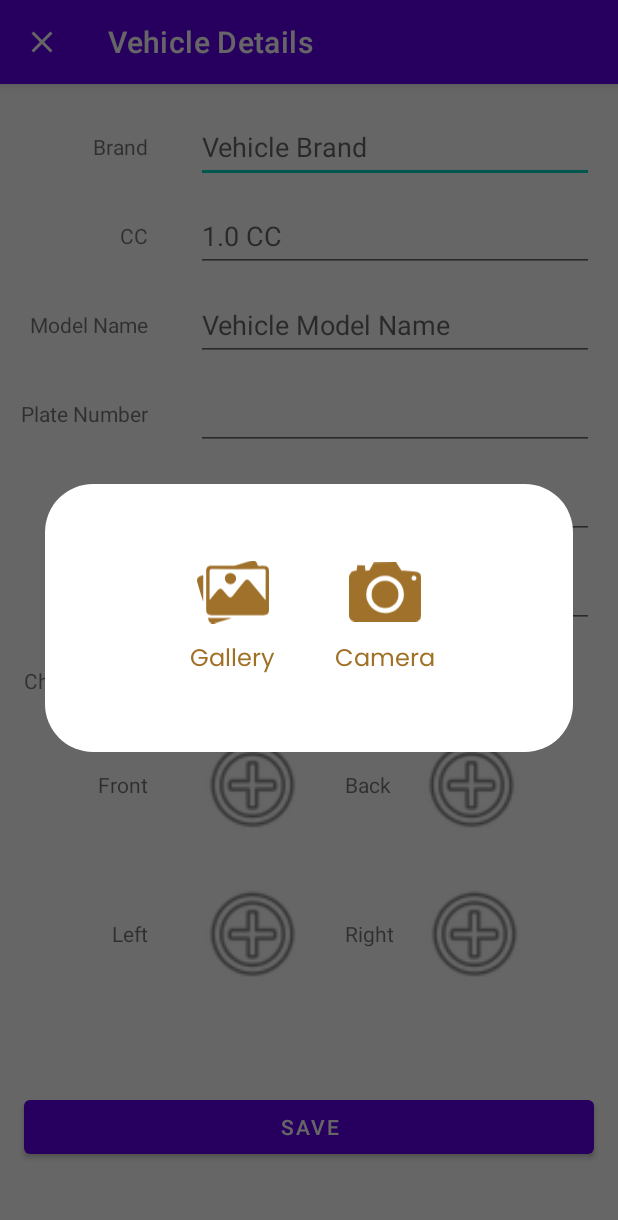
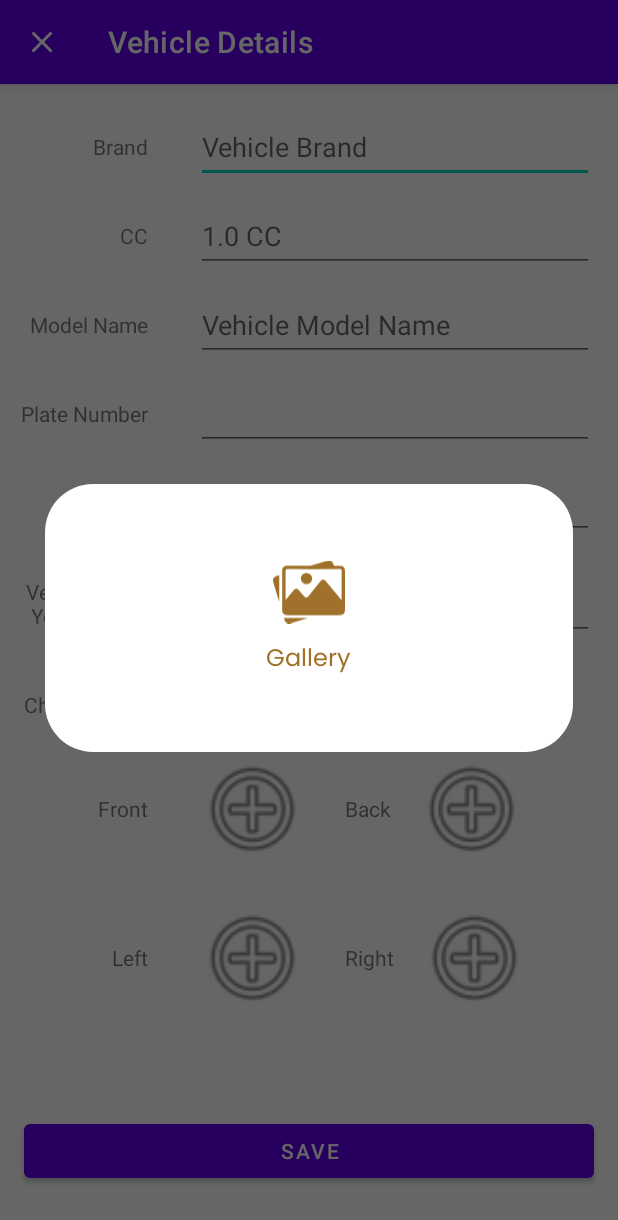
Before and after one commit to neokwey/MAD_Assignment, an Android app: the Vehicle_add screen opened directly, with no data from a screen before it, after a tap on an icon or button, on a phone screen of 412 x 824 dp. Shown: the top 1220 px of the screen. Run offline under Robolectric (Android 15) with nearby library versions, the phone set to English and light mode, and no system bars; our stand-ins replace Firebase (no records; nobody signed in at launch, a user with empty details on screens opened directly); pictures from the network do not load; Roboto replaces fonts that are not available here.

Commit message:
done all

```diff
--- a/app/src/main/res/layout/activity_vehicle_add.xml
+++ b/app/src/main/res/layout/activity_vehicle_add.xml
@@ -96,7 +96,7 @@
                     android:layout_height="wrap_content"
                     android:layout_marginTop="40dp"
                     android:layout_marginEnd="16dp"
-                    android:text="@string/year"
+                    android:text="Vehicle Born \n Year"
                     app:layout_constraintEnd_toStartOf="@+id/guideline2"
                     app:layout_constraintTop_toBottomOf="@+id/textView5" />
 
--- a/app/src/main/res/layout/dialog_profile_image_option.xml
+++ b/app/src/main/res/layout/dialog_profile_image_option.xml
@@ -58,31 +58,32 @@
 
         <LinearLayout
             android:id="@+id/id_camera_ll"
+            android:layout_width="0dp"
             android:layout_height="match_parent"
-            android:layout_width="0dp"
-            android:orientation="vertical"
-            android:gravity="center"
             android:layout_weight="1"
             android:clickable="true"
+            android:focusable="true"
             android:foreground="?android:attr/selectableItemBackground"
-            android:focusable="true">
+            android:gravity="center"
+            android:orientation="vertical"
+            android:visibility="gone">
 
             <ImageView
                 android:id="@+id/id_camera_img"
+                android:layout_width="48dp"
                 android:layout_height="48dp"
-                android:layout_width="48dp"
                 android:layout_gravity="center"
                 android:contentDescription="@string/camera"
                 app:srcCompat="@drawable/ic_camera" />
 
             <TextView
                 android:id="@+id/tv_camera"
+                android:layout_width="wrap_content"
+                android:layout_height="wrap_content"
                 android:layout_gravity="center"
-                android:layout_height="wrap_content"
-                android:layout_width="wrap_content"
+                android:fontFamily="@font/poppins_regular"
                 android:paddingTop="8dp"
                 android:text="@string/camera"
-                android:fontFamily="@font/poppins_regular"
                 android:textColor="@color/colorPrimary"
                 android:textSize="16sp" />
 
--- a/app/src/main/res/layout/reg_insurance_dialog.xml
+++ b/app/src/main/res/layout/reg_insurance_dialog.xml
@@ -35,8 +35,8 @@
 
         <EditText
             android:id="@+id/etxtValue"
-            android:layout_width="140dp"
-            android:layout_height="48dp"
+            android:layout_width="73dp"
+            android:layout_height="52dp"
             android:layout_marginStart="8dp"
             android:layout_marginTop="8dp"
             android:ems="10"
```
